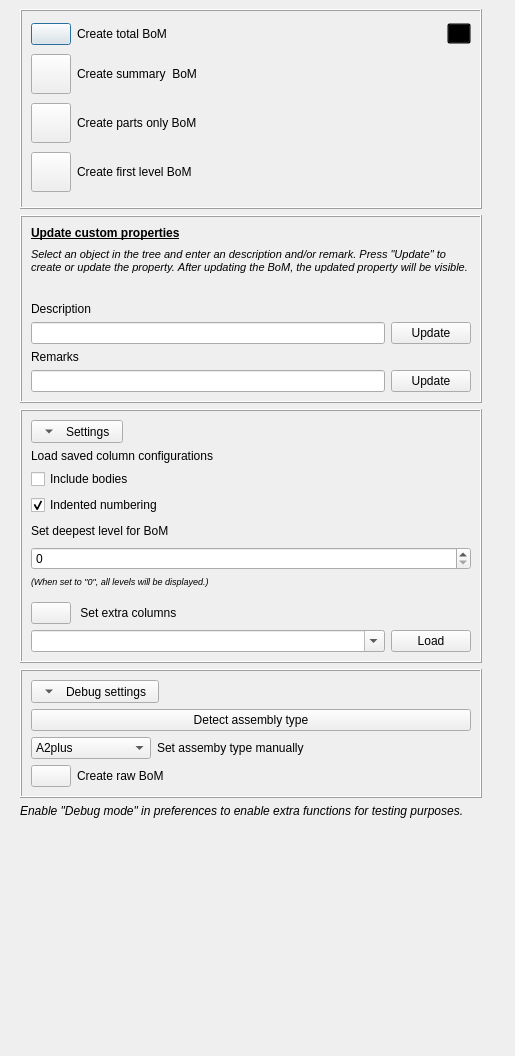
Above: Resources/UI/BoM_Panel.ui from APEbbers/BillOfMaterials-WB before the change. Below: the same form after it.
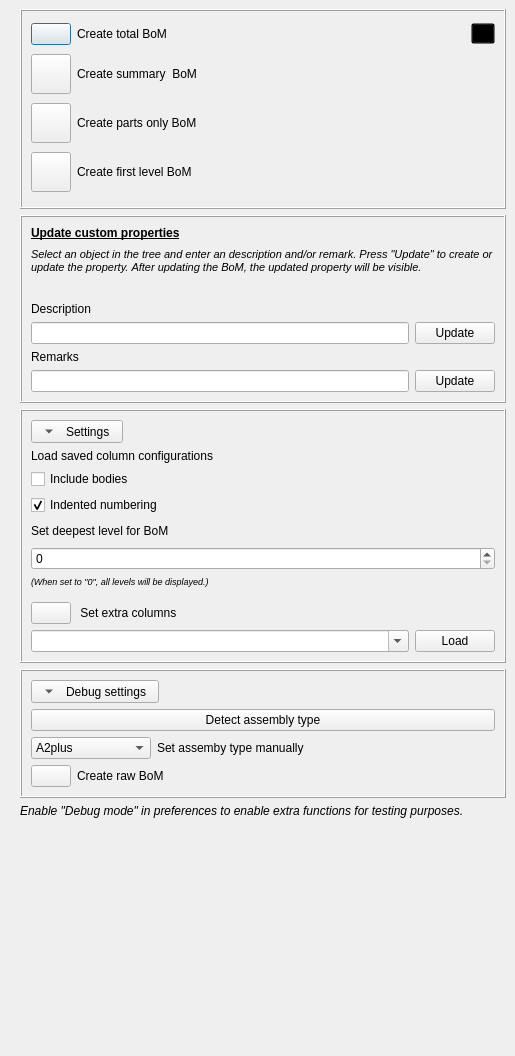
That is the form after the change. Icons and pictures are not drawn.

Commit message: Added load button to panel - 3

```diff
--- a/Resources/UI/BoM_Panel.ui
+++ b/Resources/UI/BoM_Panel.ui
@@ -429,7 +429,7 @@
           </layout>
          </item>
          <item row="1" column="0">
-          <layout class="QGridLayout" name="gridLayout_22">
+          <layout class="QGridLayout" name="SettingsFrame">
            <item row="3" column="0" colspan="2">
             <widget class="QCheckBox" name="IndentedNumbering">
              <property name="text">
@@ -926,32 +926,6 @@
      </layout>
     </widget>
    </item>
-   <item row="0" column="1">
-    <widget class="QFrame" name="SettingsFrame">
-     <property name="sizePolicy">
-      <sizepolicy hsizetype="Preferred" vsizetype="Fixed">
-       <horstretch>0</horstretch>
-       <verstretch>0</verstretch>
-      </sizepolicy>
-     </property>
-     <property name="minimumSize">
-      <size>
-       <width>0</width>
-       <height>0</height>
-      </size>
-     </property>
-     <property name="autoFillBackground">
-      <bool>false</bool>
-     </property>
-     <property name="frameShape">
-      <enum>QFrame::Shape::NoFrame</enum>
-     </property>
-     <property name="frameShadow">
-      <enum>QFrame::Shadow::Raised</enum>
-     </property>
-     <layout class="QGridLayout" name="gridLayout_10"/>
-    </widget>
-   </item>
   </layout>
  </widget>
  <tabstops>
```
Left out of the diff: 2 changed lines with no effect on the pictures. The commit also changes 1 other file.
